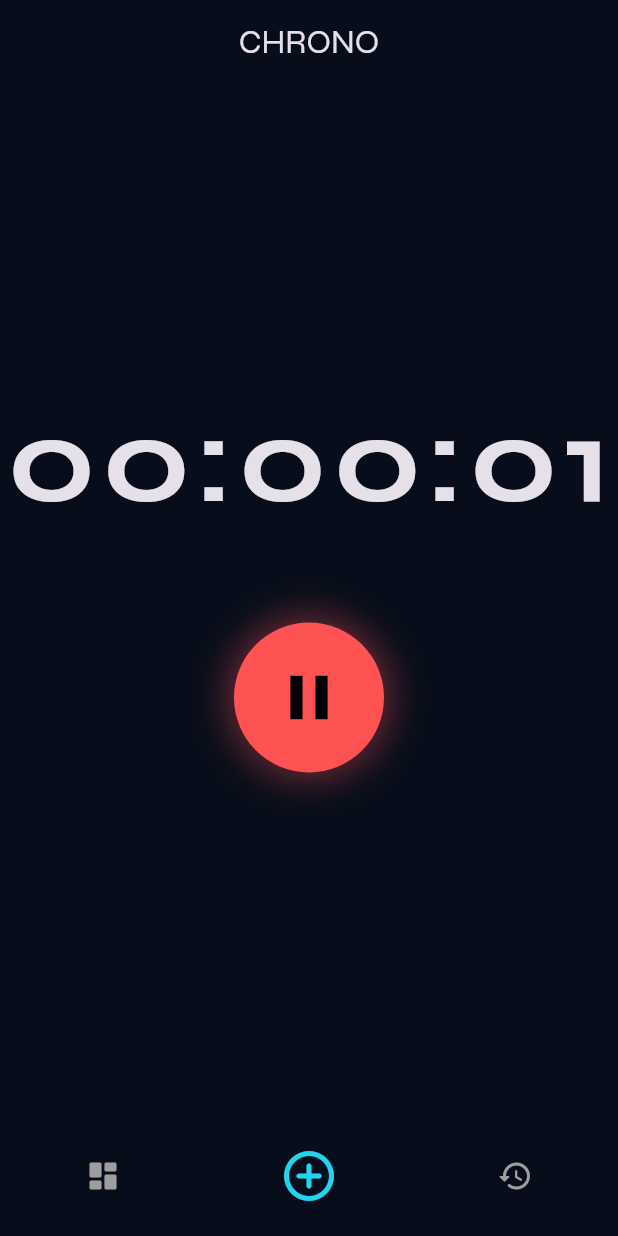
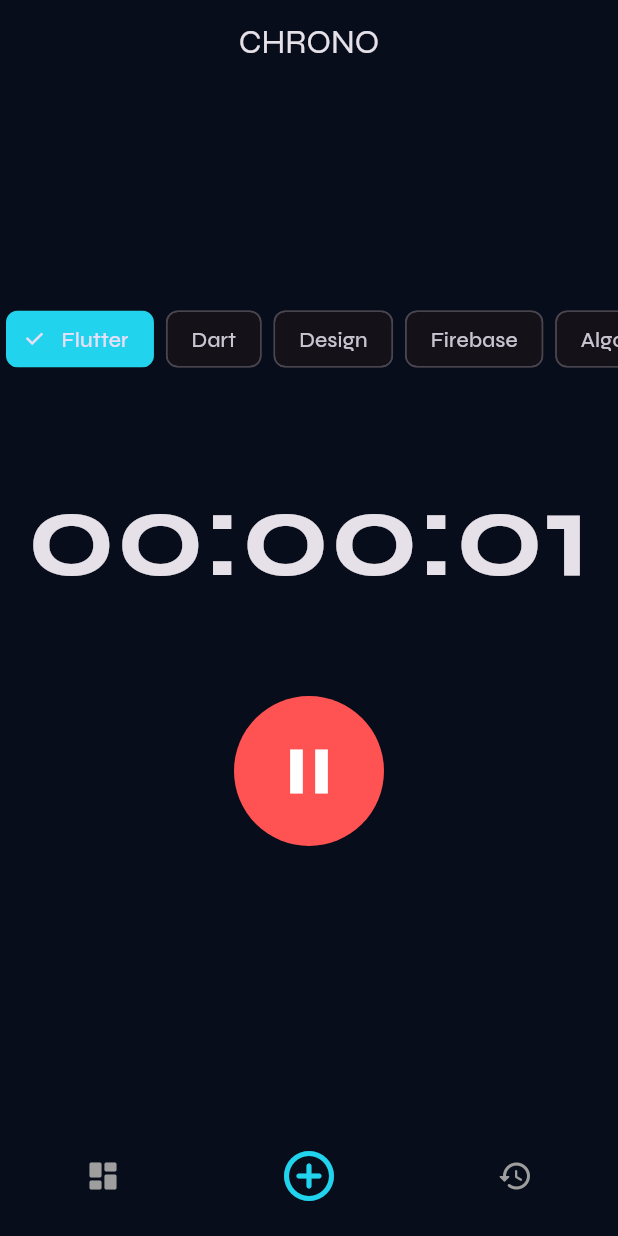
Before and after one commit to TomkerDev/tracker_10000h, a Flutter app: the screen it shows after launch, item 2 of the bottom bar chosen, after a tap on the "play arrow" icon, on a phone screen of 412 x 824 dp. Run offline on Flutter 3.47's test engine with Material 3 defaults, Android fonts, the phone set to English and light mode, and no system bars; our stand-ins replace fl_chart, google_fonts, shared_preferences.

Commit message:
ajout de la munites dans session.dart et maj lib/ui/screens/timer_screen.dart

```diff
--- a/lib/models/session.dart
+++ b/lib/models/session.dart
@@ -3,6 +3,7 @@
 class Session {
   final String id;
   final DateTime date;
+  final int minutes; // Stocké en minutes pour une lecture plus facile, mais on peut aussi stocker en secondes pour plus de précision
   final int seconds; // On stocke en secondes pour la précision
   final String category; // Pratique, Théorie, etc.
   final String note;
@@ -12,6 +13,7 @@ class Session {
     required this.date,
     required this.seconds,
     required this.category,
+    required this.minutes,
     this.note = "",
   });
 
@@ -21,6 +23,7 @@ class Session {
       'id': id,
       'date': date.toIso8601String(),
       'seconds': seconds,
+      'minutes': minutes,
       'category': category,
       'note': note,
     };
@@ -32,6 +35,7 @@ class Session {
       id: map['id'],
       date: DateTime.parse(map['date']),
       seconds: map['seconds'],
+      minutes: map['minutes'], // Utilise la valeur déjà convertie en minutes
       category: map['category'],
       note: map['note'] ?? "",
     );
--- a/lib/ui/screens/timer_screen.dart
+++ b/lib/ui/screens/timer_screen.dart
@@ -9,13 +9,12 @@ class TimerScreen extends StatelessWidget {
 
   @override
   Widget build(BuildContext context) {
-    // Watch écoute les changements pour mettre à jour le texte du chrono
     final timerProvider = context.watch<TimerProvider>();
-    // Read permet d'appeler une action sans reconstruire tout le widget inutilement
     final sessionProvider = context.read<SessionProvider>();
 
     return Scaffold(
       appBar: AppBar(
+        // CORRECTION : Utilisation de paramètres nommés uniquement
         backgroundColor: Colors.transparent,
         elevation: 0,
         title: const Text("CHRONO"),
@@ -25,59 +24,64 @@ class TimerScreen extends StatelessWidget {
         child: Column(
           mainAxisAlignment: MainAxisAlignment.center,
           children: [
-            // Affichage du temps (00:00:00)
+            // --- LE SÉLECTEUR DE CATÉGORIES ---
+            SingleChildScrollView(
+              scrollDirection: Axis.horizontal,
+              child: Row(
+                children: timerProvider.categories.map((cat) {
+                  return Padding(
+                    padding: const EdgeInsets.symmetric(horizontal: 4),
+                    child: ChoiceChip(
+                      label: Text(cat),
+                      selected: timerProvider.selectedCategory == cat,
+                      onSelected: (selected) {
+                        if (selected) timerProvider.setCategory(cat);
+                      },
+                      selectedColor: const Color(0xFF22D3EE),
+                    ),
+                  );
+                }).toList(),
+              ),
+            ),
+
+            const SizedBox(height: 50),
+
+            // Affichage du temps
             Text(
               timerProvider.formattedTime,
-              style: const TextStyle(
-                fontSize: 80,
-                fontWeight: FontWeight.bold,
-                letterSpacing: 4
-              ),
+              style: const TextStyle(fontSize: 80, fontWeight: FontWeight.bold),
             ),
+
             const SizedBox(height: 50),
 
             // Bouton Play/Pause
             GestureDetector(
-              onTap: () {
-                if (timerProvider.isRunning) {
-                  timerProvider.stopTimer();
-                } else {
-                  timerProvider.startTimer();
-                }
-              },
+              onTap: () => timerProvider.isRunning
+                  ? timerProvider.stopTimer()
+                  : timerProvider.startTimer(),
               child: Container(
-                width: 100,
-                height: 100,
+                width: 100, height: 100,
                 decoration: BoxDecoration(
                   shape: BoxShape.circle,
                   color: timerProvider.isRunning ? Colors.redAccent : const Color(0xFF22D3EE),
-                  boxShadow: [
-                    BoxShadow(
-                      color: (timerProvider.isRunning ? Colors.redAccent : const Color(0xFF22D3EE)).withOpacity(0.4),
-                      blurRadius: 20,
-                      spreadRadius: 5,
-                    )
-                  ],
                 ),
-                child: Icon(
-                  timerProvider.isRunning ? Icons.pause : Icons.play_arrow,
-                  size: 50,
-                  color: Colors.black,
-                ),
+                child: Icon(timerProvider.isRunning ? Icons.pause : Icons.play_arrow, size: 50),
               ),
             ),
 
             const SizedBox(height: 40),
 
-            // Bouton Enregistrer (n'apparaît que si le timer est arrêté et > 0)
+            // Bouton Enregistrer
             if (!timerProvider.isRunning && timerProvider.seconds > 0)
               TextButton(
                 onPressed: () async {
+                  // CORRECTION : On s'assure que le nom du paramètre correspond au modèle
                   final newSession = Session(
                     id: DateTime.now().toString(),
                     date: DateTime.now(),
                     seconds: timerProvider.seconds,
-                    category: 'Flutter',
+                    minutes: (timerProvider.seconds / 60).ceil(),
+                    category: timerProvider.selectedCategory,
                   );
 
                   await sessionProvider.addSession(newSession);
@@ -85,18 +89,11 @@ class TimerScreen extends StatelessWidget {
 
                   if (context.mounted) {
                     ScaffoldMessenger.of(context).showSnackBar(
-                      const SnackBar(
-                        content: Text("Session enregistrée !"),
-                        backgroundColor: Color(0xFF22D3EE),
-                        behavior: SnackBarBehavior.floating,
-                      ),
+                      const SnackBar(content: Text("Session enregistrée !")),
                     );
                   }
                 },
-                child: const Text(
-                  "ENREGISTRER LA SESSION",
-                  style: TextStyle(color: Color(0xFF22D3EE), fontWeight: FontWeight.bold),
-                ),
+                child: const Text("ENREGISTRER LA SESSION"),
               ),
           ],
         ),
```
